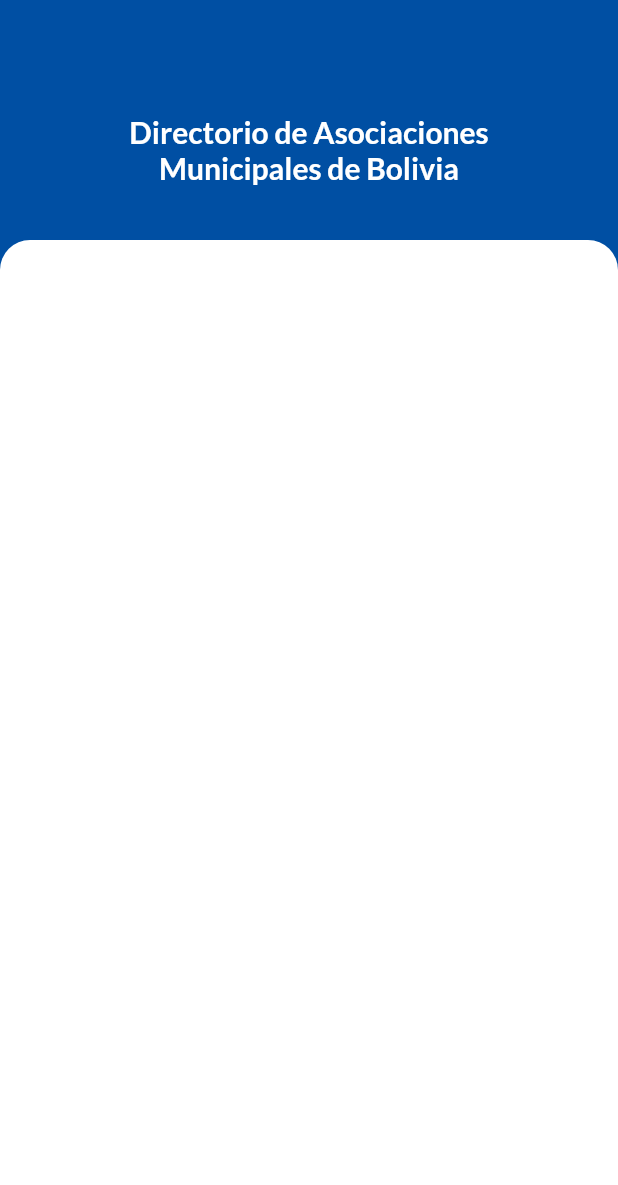
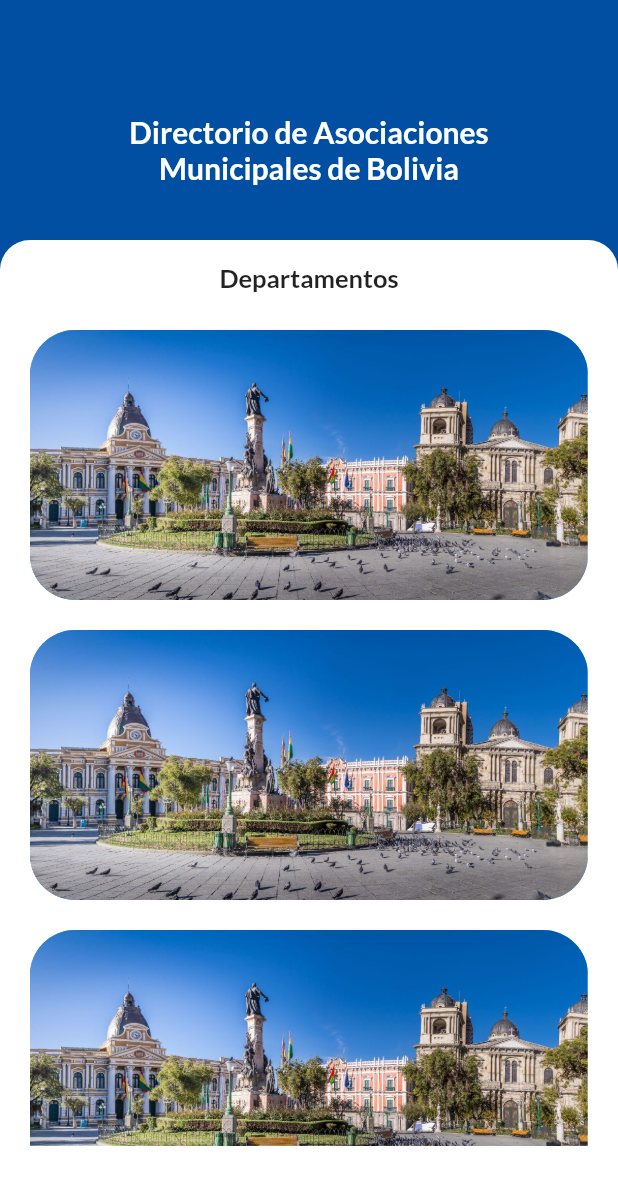
Before and after one commit to DarkAstaroth/FAM-Bolivia, a Flutter app: the screen it shows after launch, on a phone screen of 412 x 824 dp. Shown: the top 1185 px of the screen. Run offline on Flutter 3.47's test engine with Material 2 defaults, Android fonts, the phone set to English and light mode, and no system bars.

Commit message:
se agrego el list view del home principal

```diff
--- a/lib/Pages/home.dart
+++ b/lib/Pages/home.dart
@@ -1,4 +1,5 @@
 import 'package:fam_bolivia/Pages/header-home.dart';
+import 'package:fam_bolivia/Pages/homeList.dart';
 import 'package:flutter/material.dart';
 
 class HomeScreen extends StatelessWidget{
@@ -9,19 +10,7 @@ class HomeScreen extends StatelessWidget{
       body:Stack(
         children: <Widget>[
           HeaderHome(),
-          Container(
-            width: double.infinity,
-            height: double.infinity,
-            margin: EdgeInsets.only(top:160),
-            decoration: BoxDecoration(
-              color: Colors.white,
-              borderRadius: BorderRadius.only(
-                topLeft: Radius.circular(20),
-                topRight: Radius.circular(20)
-              )
-            ),
-          ),
-
+          HomeList()
         ],
       )
     );
--- /dev/null
+++ b/lib/Pages/homeList.dart
@@ -0,0 +1,60 @@
+import 'package:fam_bolivia/Pages/optionHome.dart';
+import 'package:flutter/material.dart';
+
+class HomeList extends StatelessWidget{
+  @override
+  Widget build(BuildContext context) {
+
+    return Container(
+            width: double.infinity,
+            height: double.infinity,
+            margin: EdgeInsets.only(top:160),
+            decoration: BoxDecoration(
+              color: Colors.white,
+              borderRadius: BorderRadius.only(
+                topLeft: Radius.circular(20),
+                topRight: Radius.circular(20)
+              )
+            ),
+            child: Column(
+              children: <Widget>[
+                 Container(
+                    height:50,
+                    child: Center(
+                      child: Text(
+                        "Departamentos",
+                        style: TextStyle(
+                          fontFamily: "LatoBold",
+                          fontWeight: FontWeight.w500,
+                          fontSize: 17
+                        ),
+                      ),
+                    ),
+                  ),
+
+                Expanded(
+                  child: Container(
+                    width: double.infinity,
+                    child: Padding(
+                      padding: EdgeInsets.only(bottom: 60),
+                      child: ListView(
+                        children: <Widget>[
+                          OptionHome("assets/images/lapaz.jpg"),
+                          OptionHome("assets/images/lapaz.jpg"),
+                          OptionHome("assets/images/lapaz.jpg"),
+                          OptionHome("assets/images/lapaz.jpg"),
+                          OptionHome("assets/images/lapaz.jpg"),
+                          OptionHome("assets/images/lapaz.jpg"),
+                          OptionHome("assets/images/lapaz.jpg"),
+                          OptionHome("assets/images/lapaz.jpg"),
+                        ],
+                      ),
+                    ),
+                  ),
+                )
+              ],
+            )
+          );
+  }
+
+}
--- /dev/null
+++ b/lib/Pages/optionHome.dart
@@ -0,0 +1,39 @@
+import 'package:flutter/material.dart';
+
+class OptionHome extends StatelessWidget{
+  final String imaPath;
+
+  OptionHome(this.imaPath);
+  @override
+  Widget build(BuildContext context) {
+
+    return InkWell(
+      onTap: (){
+        Scaffold.of(context).showSnackBar(
+          SnackBar(
+            content: Text("1"),
+          )
+        );
+
+      },
+      child: Padding(
+        padding: EdgeInsets.only(left: 10,right: 10),
+        child: Container(
+        margin: EdgeInsets.all(10),
+        height: 180,
+        width: 100,
+        decoration: BoxDecoration(
+          color: Colors.blue,
+          borderRadius: BorderRadius.all(Radius.circular(30)),
+          image: DecorationImage(
+            image: AssetImage(imaPath),
+            fit: BoxFit.cover
+          )
+        ),
+        child: Text(""),
+      ),
+      )
+    );
+  }
+
+}
--- a/pubspec.yaml
+++ b/pubspec.yaml
@@ -41,8 +41,8 @@ flutter:
   uses-material-design: true
 
   # To add assets to your application, add an assets section, like this:
-  # assets:
-  #  - images/a_dot_burr.jpeg
+  assets:
+   - assets/images/lapaz.jpg
   #  - images/a_dot_ham.jpeg
 
   # An image asset can refer to one or more resolution-specific "variants", see
```
Also changed, not shown: assets/images/lapaz.jpg (added).
